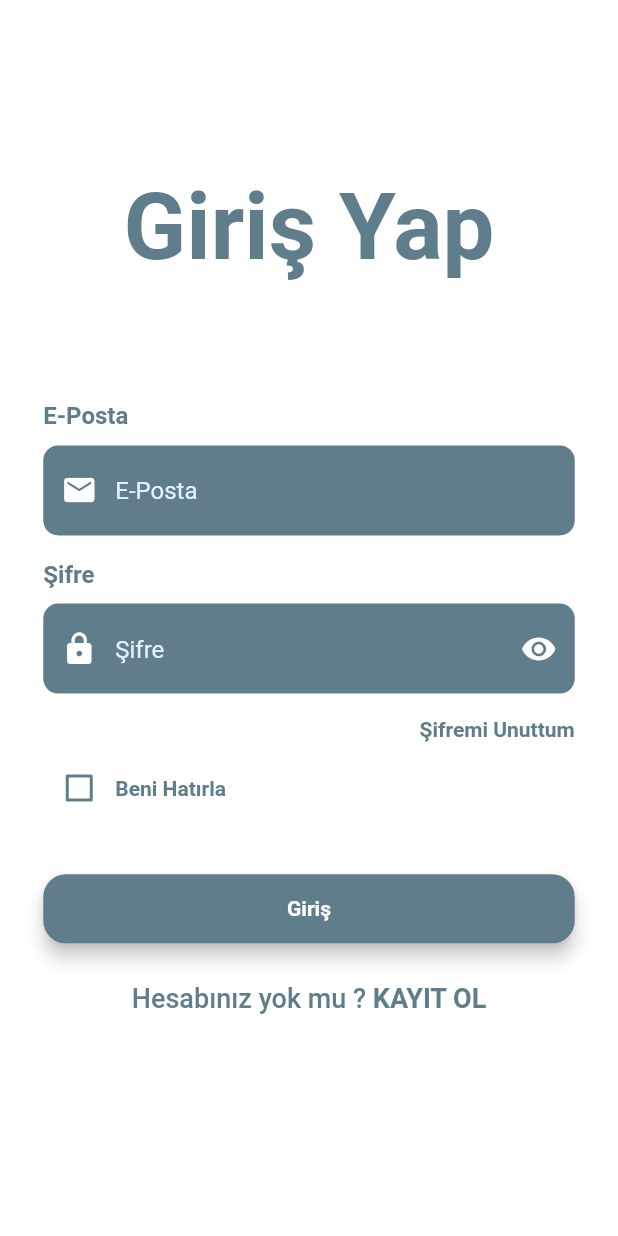
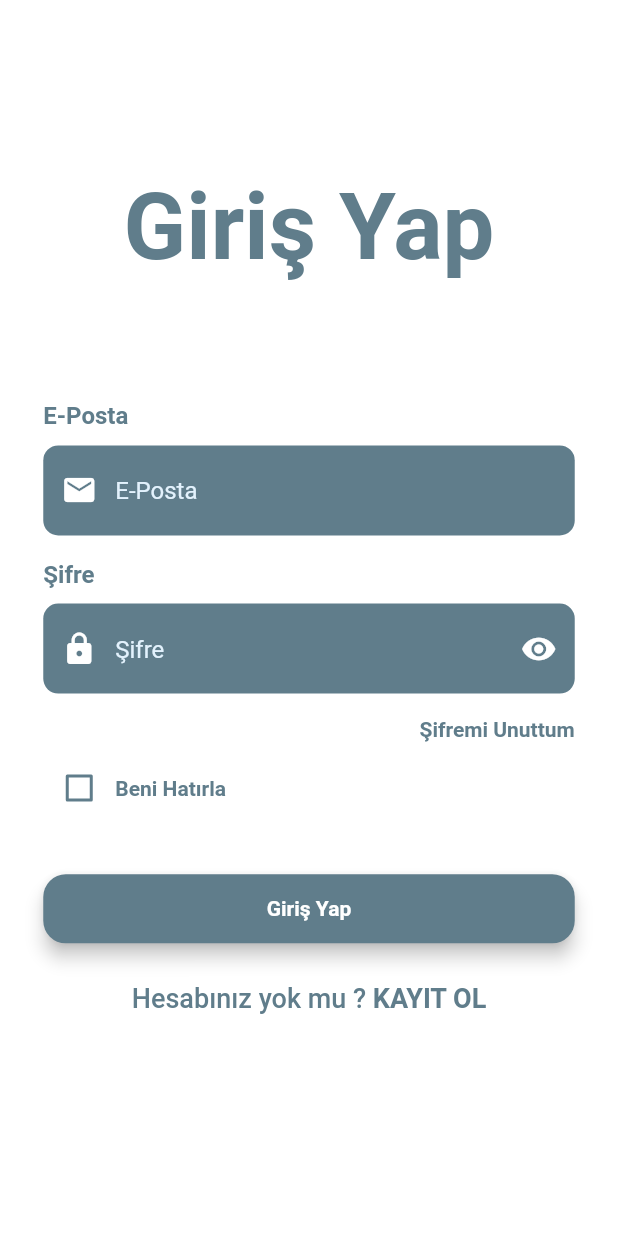
Before and after one commit to kadirgulluoglu/SentimentAnalysisInChat, a Flutter app: the screen it shows after launch, on a phone screen of 412 x 824 dp. Run offline on Flutter 3.47's test engine with Material 2 defaults, Android fonts, the light colour scheme and no system bars; our stand-ins replace cloud_firestore, firebase_auth, firebase_core, fluttertoast, shared_preferences; accounts and stored records are empty.

Commit message:
move file

```diff
--- a/frontend/lib/main.dart
+++ b/frontend/lib/main.dart
@@ -1,9 +1,9 @@
 import 'package:firebase_core/firebase_core.dart';
 import 'package:flutter/material.dart';
-import 'package:nlpproje/ChatPage.dart';
-import 'package:nlpproje/HomeScreen.dart';
-import 'package:nlpproje/login.dart';
+import 'package:nlpproje/screens/login.dart';
 import 'package:shared_preferences/shared_preferences.dart';
+
+import 'screens/chat_page.dart';
 
 bool rememberme = true;
 Future<void> main() async {
@@ -22,7 +22,7 @@ class MyApp extends StatelessWidget {
     return MaterialApp(
       debugShowCheckedModeBanner: false,
       title: 'Duygu Analizi',
-      home: rememberme ? ChatPage() : Login(),
+      home: rememberme ? const ChatPage() : Login(),
     );
   }
 }
--- a/frontend/lib/login.dart
+++ b/frontend/lib/screens/login.dart
@@ -2,13 +2,11 @@ import 'package:firebase_auth/firebase_auth.dart';
 import 'package:flutter/material.dart';
 import 'package:flutter/services.dart';
 import 'package:fluttertoast/fluttertoast.dart';
-import 'package:nlpproje/ChatPage.dart';
-import 'package:nlpproje/main.dart';
+import 'package:nlpproje/screens/register.dart';
 import 'package:shared_preferences/shared_preferences.dart';
 
-import 'Configuration.dart';
-import 'HomeScreen.dart';
-import 'register.dart';
+import '../theme/colors.dart';
+import 'chat_page.dart';
 
 class Login extends StatefulWidget {
   @override
@@ -17,10 +15,6 @@ class Login extends StatefulWidget {
 
 class _LoginState extends State<Login> {
   final FirebaseAuth _auth = FirebaseAuth.instance;
-  bool beniHatirla = false;
-  bool isObscure = true;
-  bool isLoading = false;
-
   //key
   final _formkey = GlobalKey<FormState>();
 
@@ -29,11 +23,78 @@ class _LoginState extends State<Login> {
   final TextEditingController _passwordcontroller = new TextEditingController();
   late SharedPreferences logindata;
 
+  bool beniHatirla = false;
+  bool isObscure = true;
+  bool isLoading = false;
+
   @override
   void dispose() {
     _emailcontroller.dispose();
     _passwordcontroller.dispose();
     super.dispose();
+  }
+
+  @override
+  Widget build(BuildContext context) {
+    Size size = MediaQuery.of(context).size;
+    return Scaffold(
+      backgroundColor: Colors.white,
+      body: GestureDetector(
+        child: Stack(
+          children: [
+            Container(
+              width: double.infinity,
+              height: double.infinity,
+              decoration: const BoxDecoration(
+                gradient: LinearGradient(
+                  begin: Alignment.topCenter,
+                  end: Alignment.bottomCenter,
+                  colors: [
+                    Colors.white,
+                    Colors.white,
+                  ],
+                ),
+              ),
+              child: SingleChildScrollView(
+                physics: const AlwaysScrollableScrollPhysics(),
+                padding: EdgeInsets.symmetric(
+                  horizontal: size.width * 0.07,
+                  vertical: size.height * 0.14,
+                ),
+                child: Form(
+                  key: _formkey,
+                  child: Column(
+                    mainAxisAlignment: MainAxisAlignment.center,
+                    children: [
+                      Container(
+                        width: size.width * 0.6,
+                        child: FittedBox(
+                          child: Text(
+                            'Giriş Yap',
+                            style: TextStyle(
+                                color: primaryColorr,
+                                fontWeight: FontWeight.bold),
+                          ),
+                        ),
+                      ),
+                      SizedBox(height: size.height * 0.10),
+                      buildEposta(),
+                      SizedBox(height: size.height * 0.02),
+                      buildSifre(),
+                      buildSifrenimiunuttun(),
+                      buildBenihatirla(),
+                      SizedBox(height: size.height * 0.02),
+                      buildLoginButton(),
+                      buildSignupButton(),
+                    ],
+                  ),
+                ),
+              ),
+            )
+          ],
+        ),
+      ),
+    );
   }
 
   Widget buildEposta() {
@@ -48,14 +109,14 @@ class _LoginState extends State<Login> {
             fontWeight: FontWeight.bold,
           ),
         ),
-        SizedBox(height: 10),
+        const SizedBox(height: 10),
         Container(
           alignment: Alignment.centerLeft,
           decoration: BoxDecoration(
               color: primaryColorr,
               borderRadius: BorderRadius.circular(10),
               boxShadow: [
-                BoxShadow(
+                const BoxShadow(
                   color: Colors.white,
                   blurRadius: 6,
                   offset: Offset(0, 2),
@@ -81,13 +142,13 @@ class _LoginState extends State<Login> {
             controller: _emailcontroller,
             keyboardType: TextInputType.emailAddress,
             cursorColor: Theme.of(context).disabledColor,
-            style: TextStyle(
+            style: const TextStyle(
               color: Colors.white,
             ),
             decoration: InputDecoration(
                 border: InputBorder.none,
-                contentPadding: EdgeInsets.only(top: 15),
-                prefixIcon: Icon(
+                contentPadding: const EdgeInsets.only(top: 15),
+                prefixIcon: const Icon(
                   Icons.email,
                   color: Colors.white,
                 ),
@@ -112,14 +173,14 @@ class _LoginState extends State<Login> {
             fontWeight: FontWeight.bold,
           ),
         ),
-        SizedBox(height: 10),
+        const SizedBox(height: 10),
         Container(
           alignment: Alignment.centerLeft,
           decoration: BoxDecoration(
               color: primaryColorr,
               borderRadius: BorderRadius.circular(10),
               boxShadow: [
-                BoxShadow(
+                const BoxShadow(
                   color: Colors.white,
                   blurRadius: 6,
                   offset: Offset(0, 2),
@@ -144,13 +205,13 @@ class _LoginState extends State<Login> {
             controller: _passwordcontroller,
             obscureText: isObscure,
             textInputAction: TextInputAction.done,
-            style: TextStyle(
+            style: const TextStyle(
               color: Colors.white,
             ),
             decoration: InputDecoration(
-                contentPadding: EdgeInsets.only(top: 15),
+                contentPadding: const EdgeInsets.only(top: 15),
                 border: InputBorder.none,
-                prefixIcon: Icon(
+                prefixIcon: const Icon(
                   Icons.lock,
                   color: Colors.white,
                 ),
@@ -179,7 +240,7 @@ class _LoginState extends State<Login> {
       alignment: Alignment.centerRight,
       child: FlatButton(
         onPressed: () {},
-        padding: EdgeInsets.only(right: 0),
+        padding: const EdgeInsets.only(right: 0),
         child: Text(
           'Şifremi Unuttum',
           style: TextStyle(
@@ -223,27 +284,29 @@ class _LoginState extends State<Login> {
     );
   }
 
-  Widget buildLoginbuton() {
+  Widget buildLoginButton() {
     return Container(
-      padding: EdgeInsets.symmetric(vertical: 25),
+      padding: const EdgeInsets.symmetric(vertical: 25),
       width: double.infinity,
-      child: RaisedButton(
-        elevation: 5,
+      child: ElevatedButton(
+        style: ElevatedButton.styleFrom(
+          elevation: 5,
+          primary: primaryColorr,
+          padding: const EdgeInsets.all(15),
+          shape: RoundedRectangleBorder(
+            borderRadius: BorderRadius.circular(15),
+          ),
+        ),
         onPressed: () {
           login(_emailcontroller.text, _passwordcontroller.text);
         },
-        padding: EdgeInsets.all(15),
-        shape: RoundedRectangleBorder(
-          borderRadius: BorderRadius.circular(15),
-        ),
-        color: primaryColorr,
-        child: Text('Giriş',
+        child: const Text('Giriş Yap',
             style: TextStyle(color: Colors.white, fontWeight: FontWeight.bold)),
       ),
     );
   }
 
-  Widget buildSignupbuton() {
+  Widget buildSignupButton() {
     return GestureDetector(
       onTap: () {
         Navigator.pushReplacement(
@@ -272,69 +335,6 @@ class _LoginState extends State<Login> {
     );
   }
 
-  @override
-  Widget build(BuildContext context) {
-    Size size = MediaQuery.of(context).size;
-    return Scaffold(
-      backgroundColor: Colors.white,
-      body: GestureDetector(
-        child: Stack(
-          children: [
-            Container(
-              width: double.infinity,
-              height: double.infinity,
-              decoration: BoxDecoration(
-                gradient: LinearGradient(
-                  begin: Alignment.topCenter,
-                  end: Alignment.bottomCenter,
-                  colors: [
-                    Colors.white,
-                    Colors.white,
-                  ],
-                ),
-              ),
-              child: SingleChildScrollView(
-                physics: AlwaysScrollableScrollPhysics(),
-                padding: EdgeInsets.symmetric(
-                  horizontal: size.width * 0.07,
-                  vertical: size.height * 0.14,
-                ),
-                child: Form(
-                  key: _formkey,
-                  child: Column(
-                    mainAxisAlignment: MainAxisAlignment.center,
-                    children: [
-                      Container(
-                        width: size.width * 0.6,
-                        child: FittedBox(
-                          child: Text(
-                            'Giriş Yap',
-                            style: TextStyle(
-                                color: primaryColorr,
-                                fontWeight: FontWeight.bold),
-                          ),
-                        ),
-                      ),
-                      SizedBox(height: size.height * 0.10),
-                      buildEposta(),
-                      SizedBox(height: size.height * 0.02),
-                      buildSifre(),
-                      buildSifrenimiunuttun(),
-                      buildBenihatirla(),
-                      SizedBox(height: size.height * 0.02),
-                      buildLoginbuton(),
-                      buildSignupbuton(),
-                    ],
-                  ),
-                ),
-              ),
-            )
-          ],
-        ),
-      ),
-    );
-  }
-
   void login(String email, String password) async {
     if (_formkey.currentState!.validate()) {
       setState(() {
@@ -347,7 +347,7 @@ class _LoginState extends State<Login> {
                 saveSharedPreferences(),
                 Navigator.pushReplacement(
                   context,
-                  MaterialPageRoute(builder: (context) => ChatPage()),
+                  MaterialPageRoute(builder: (context) => const ChatPage()),
                 ),
               })
           .catchError((e) {
```
Also changed, not shown: frontend/lib/screens/chat_page.dart (renamed from frontend/lib/ChatPage.dart, +28 -25 lines), frontend/lib/screens/register.dart (renamed from frontend/lib/register.dart, +47 -45 lines), frontend/lib/models/user_model.dart (renamed from frontend/lib/user_model.dart), frontend/lib/screens/home_page.dart (renamed from frontend/lib/HomeScreen.dart), frontend/lib/theme/colors.dart (renamed from frontend/lib/Configuration.dart).
